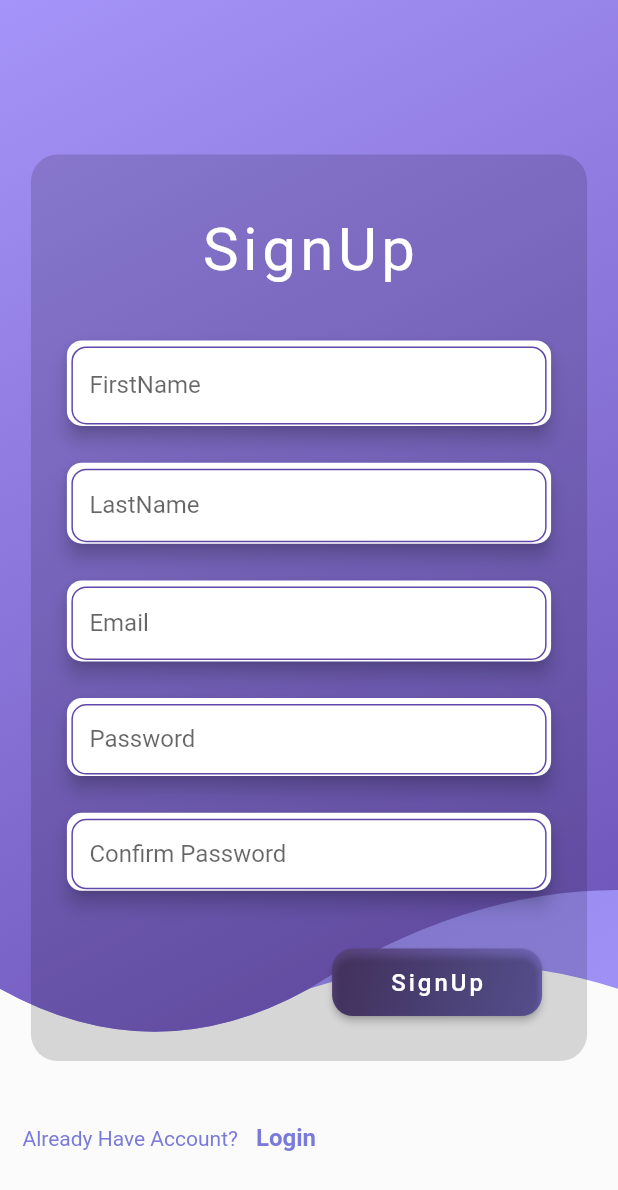
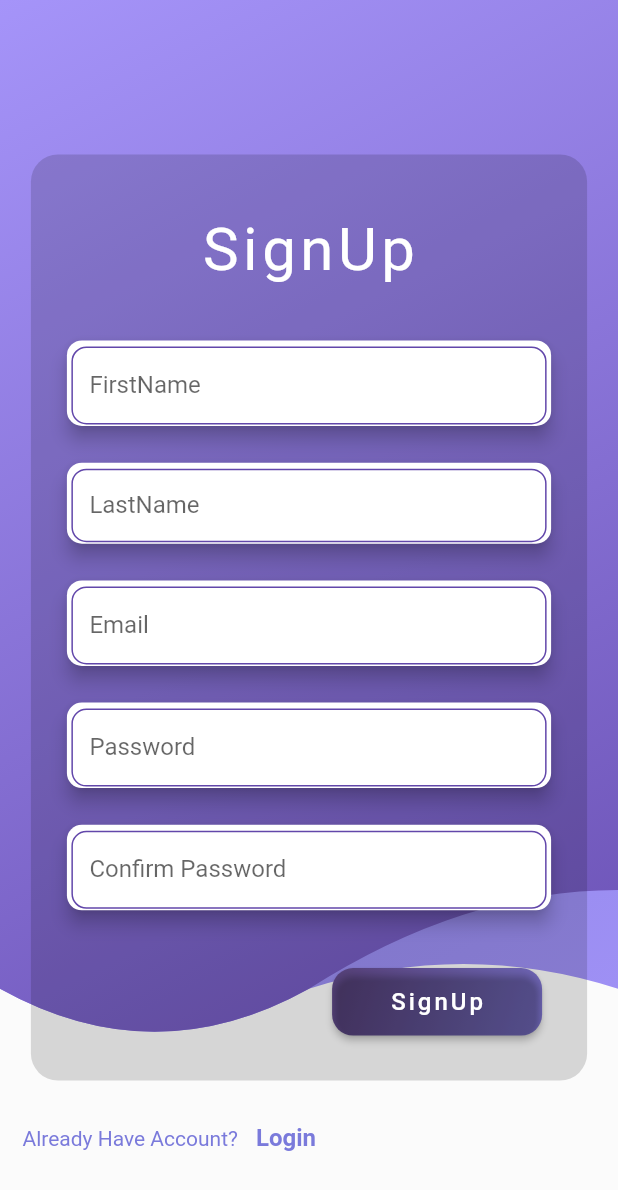
Before and after one commit to Ajzl/Chat_App, a Flutter app: the screen it shows after launch, after a tap on "LOGIN", after a tap on "SignUp", on a phone screen of 412 x 824 dp. Shown: the top 1190 px of the screen. Run offline on Flutter 3.47's test engine with Material 2 defaults, Android fonts, the phone set to English and light mode, and no system bars; our stand-ins replace firebase_auth, firebase_core, firebase_messaging, shared_preferences; accounts and stored records are empty.

Commit message:
Completed till Login Procedures including Autologin

```diff
--- a/lib/main.dart
+++ b/lib/main.dart
@@ -1,27 +1,30 @@
+import 'package:chatapp/screens/home_screen/home_screen.dart';
 import 'package:chatapp/screens/login/login_screen.dart';
 import 'package:chatapp/screens/provider/login_provider.dart';
+import 'package:chatapp/utils/sharedpref.dart';
 import 'package:firebase_core/firebase_core.dart';
 import 'package:flutter/material.dart';
 import 'package:provider/provider.dart';
+import 'package:shared_preferences/shared_preferences.dart';
 
-void main() async{
+bool? isLogged = false;
+void main() async {
   WidgetsFlutterBinding.ensureInitialized();
   await Firebase.initializeApp();
-  runApp(MultiProvider(
-    providers: [
-      ChangeNotifierProvider<Login_Provider>(create: (context)=> Login_Provider()),
-    ],
-      child: const ChatApp()));
+
+  runApp(MultiProvider(providers: [
+    ChangeNotifierProvider<Login_Provider>(
+        create: (context) => Login_Provider()),
+  ], child: const ChatApp()));
 }
 
 class ChatApp extends StatelessWidget {
   const ChatApp({Key? key}) : super(key: key);
-
   @override
   Widget build(BuildContext context) {
     return MaterialApp(
       debugShowCheckedModeBanner: false,
-      home: Login_Screen(),
+      home: isLogged! ? Home_Screen() : Login_Screen(),
     );
   }
 }
--- a/lib/screens/home_screen/home_screen.dart
+++ b/lib/screens/home_screen/home_screen.dart
@@ -22,9 +22,6 @@ class _Home_ScreenState extends State<Home_Screen> {
           )),
         ),
       ),
-      body: Container(
-          // color: Color(),
-          ),
     );
   }
 }
--- a/lib/screens/login/login_screen.dart
+++ b/lib/screens/login/login_screen.dart
@@ -4,6 +4,7 @@ import 'package:firebase_messaging/firebase_messaging.dart';
 import 'package:flutter/cupertino.dart';
 import 'package:flutter/material.dart';
 import 'package:provider/provider.dart';
+import 'package:shared_preferences/shared_preferences.dart';
 
 import '../home_screen/home_screen.dart';
 
@@ -14,8 +15,6 @@ class Login_Screen extends StatefulWidget {
   State<Login_Screen> createState() => _Login_ScreenState();
 }
 
-bool isSignUp = false;
-
 class _Login_ScreenState extends State<Login_Screen> {
   var _firebase = FirebaseMessaging.instance;
   TextEditingController username = TextEditingController();
@@ -25,6 +24,7 @@ class _Login_ScreenState extends State<Login_Screen> {
   TextEditingController email = TextEditingController();
   TextEditingController password = TextEditingController();
   TextEditingController confpassword = TextEditingController();
+  SharedPreferences? prefs;
 
   final _formKey = GlobalKey<FormState>();
   final _signUpFormKey = GlobalKey<FormState>();
@@ -39,6 +39,7 @@ class _Login_ScreenState extends State<Login_Screen> {
   init() async {
     var token = await _firebase.getToken();
     print("token : $token");
+    prefs = await SharedPreferences.getInstance();
   }
 
   @override
@@ -46,6 +47,7 @@ class _Login_ScreenState extends State<Login_Screen> {
     double height = MediaQuery.of(context).size.height;
     double width = MediaQuery.of(context).size.width;
     final loginProvider = Provider.of<Login_Provider>(context);
+
     return Scaffold(
       // backgroundColor: Colors.blueGrey,
       body: SingleChildScrollView(
@@ -85,7 +87,10 @@ class _Login_ScreenState extends State<Login_Screen> {
               ),
             ),
             loginProvider.isSignUp
-                ? Center(
+                ?
+
+                ///Signup Screen Begins
+                Center(
                     child: Form(
                       key: _signUpFormKey,
                       child: Container(
@@ -210,7 +215,7 @@ class _Login_ScreenState extends State<Login_Screen> {
                                 height: height * .02,
                               ),
                               Container(
-                                height: 62,
+                                height: 65,
                                 child: Card(
                                   shape: RoundedRectangleBorder(
                                       borderRadius: BorderRadius.circular(10)),
@@ -262,7 +267,7 @@ class _Login_ScreenState extends State<Login_Screen> {
                                 height: height * .02,
                               ),
                               Container(
-                                height: 60,
+                                height: 65,
                                 child: Card(
                                   shape: RoundedRectangleBorder(
                                       borderRadius: BorderRadius.circular(10)),
@@ -312,7 +317,7 @@ class _Login_ScreenState extends State<Login_Screen> {
                                 height: height * .02,
                               ),
                               Container(
-                                height: 60,
+                                height: 65,
                                 child: Card(
                                   shape: RoundedRectangleBorder(
                                       borderRadius: BorderRadius.circular(10)),
@@ -392,15 +397,18 @@ class _Login_ScreenState extends State<Login_Screen> {
                                                           BorderRadius.circular(
                                                               14)))),
                                           onPressed: () async {
-                                            // final SharedPreferences prefs = await SharedPreferences.getInstance();
                                             if (_signUpFormKey.currentState!
                                                 .validate())
                                               try {
-                                                FirebaseAuth.instance
+                                                loginProvider.toggleLoading();
+                                                await FirebaseAuth.instance
                                                     .createUserWithEmailAndPassword(
                                                         email: email.text,
                                                         password:
                                                             password.text);
+                                                loginProvider.toggleLoading();
+                                                prefs?.setBool(
+                                                    "LoggedIn", true);
                                                 Navigator.of(context)
                                                     .pushAndRemoveUntil(
                                                         MaterialPageRoute(
@@ -410,9 +418,19 @@ class _Login_ScreenState extends State<Login_Screen> {
                                                                 route) =>
                                                             false);
                                               } catch (e) {
+                                                loginProvider.toggleLoading();
+                                                int start =
+                                                    e.toString().indexOf("[");
+                                                int end =
+                                                    e.toString().indexOf("]");
+                                                String error = e
+                                                    .toString()
+                                                    .replaceRange(
+                                                        start, end + 1, "");
                                                 ScaffoldMessenger.of(context)
                                                     .showSnackBar(SnackBar(
-                                                        content: Text("$e")));
+                                                        content:
+                                                            Text("$error")));
                                               }
                                           },
                                           child: const Text(
@@ -430,7 +448,10 @@ class _Login_ScreenState extends State<Login_Screen> {
                       ),
                     ),
                   )
-                : Center(
+                :
+
+                ///Login Screen Begins
+                Center(
                     child: Form(
                       key: _formKey,
                       child: Container(
@@ -586,14 +607,17 @@ class _Login_ScreenState extends State<Login_Screen> {
                                                           BorderRadius.circular(
                                                               14)))),
                                           onPressed: () async {
-                                            // final SharedPreferences prefs = await SharedPreferences.getInstance();
                                             if (_formKey.currentState!
                                                 .validate())
                                               try {
+                                                loginProvider.toggleLoading();
                                                 await FirebaseAuth.instance
                                                     .signInWithEmailAndPassword(
                                                         email: username.text,
                                                         password: pswrd.text);
+                                                loginProvider.toggleLoading();
+                                                prefs?.setBool(
+                                                    "LoggedIn", true);
                                                 Navigator.of(context)
                                                     .pushAndRemoveUntil(
                                                         MaterialPageRoute(
@@ -603,13 +627,14 @@ class _Login_ScreenState extends State<Login_Screen> {
                                                                 route) =>
                                                             false);
                                               } catch (e) {
+                                                loginProvider.toggleLoading();
                                                 if (e
                                                     .toString()
                                                     .contains("INVALID_LOGIN"))
                                                   ScaffoldMessenger.of(context)
                                                       .showSnackBar(SnackBar(
                                                     content: Text(
-                                                        "User Doesnot Exist"),
+                                                        "Invalid Login Credentials"),
                                                     behavior: SnackBarBehavior
                                                         .floating,
                                                   ));
@@ -649,8 +674,7 @@ class _Login_ScreenState extends State<Login_Screen> {
                     ),
                     TextButton(
                       onPressed: () {
-                        Provider.of<Login_Provider>(context, listen: false)
-                            .loginSwitch();
+                        loginProvider.loginSwitch();
                       },
                       child: Text(
                         loginProvider.isSignUp ? "Login" : "SignUp",
@@ -663,7 +687,13 @@ class _Login_ScreenState extends State<Login_Screen> {
                       ),
                     )
                   ],
-                ))
+                )),
+            loginProvider.isLoading
+                ? Container(
+                    height: height,
+                    color: Colors.black45,
+                    child: Center(child: CircularProgressIndicator()))
+                : Container()
           ]),
         ),
       ),
--- a/lib/screens/provider/login_provider.dart
+++ b/lib/screens/provider/login_provider.dart
@@ -2,13 +2,19 @@ import 'package:flutter/cupertino.dart';
 
 import '../login/login_screen.dart';
 
-class Login_Provider extends ChangeNotifier{
-  bool _isSignUp=false;
+class Login_Provider extends ChangeNotifier {
+  bool _isSignUp = false;
+  bool _isLoading = false;
   bool get isSignUp => _isSignUp;
+  bool get isLoading => _isLoading;
 
-  void loginSwitch(){
-    _isSignUp=!_isSignUp;
+  void loginSwitch() {
+    _isSignUp = !_isSignUp;
     notifyListeners();
   }
 
+  void toggleLoading() {
+    _isLoading = !_isLoading;
+    notifyListeners();
+  }
 }
--- /dev/null
+++ b/lib/utils/sharedpref.dart
@@ -0,0 +1,5 @@
+import 'package:shared_preferences/shared_preferences.dart';
+
+class Preferences {
+  Future<SharedPreferences> prefs = SharedPreferences.getInstance();
+}
--- a/pubspec.yaml
+++ b/pubspec.yaml
@@ -39,6 +39,7 @@ dependencies:
   firebase_messaging: ^14.7.3
   provider: ^6.1.0
   firebase_auth: ^4.13.0
+  shared_preferences: ^2.2.2
 
 dev_dependencies:
   flutter_test:
```
Also changed, not shown: pubspec.lock, 1 other file.
